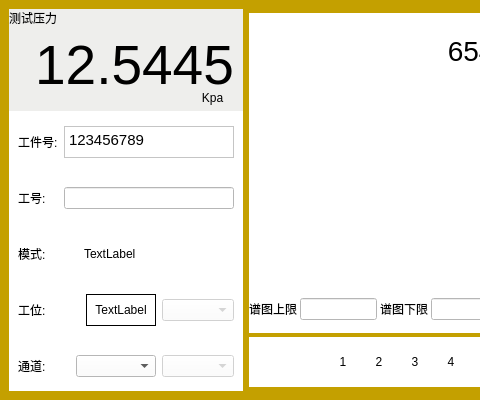
Above: formmain.ui from LEmbedder/widget-mcu before the change; both pictures show x 0 to 480 and y 0 to 400 of the 800 by 400 pixel window. Below: the same form after it.
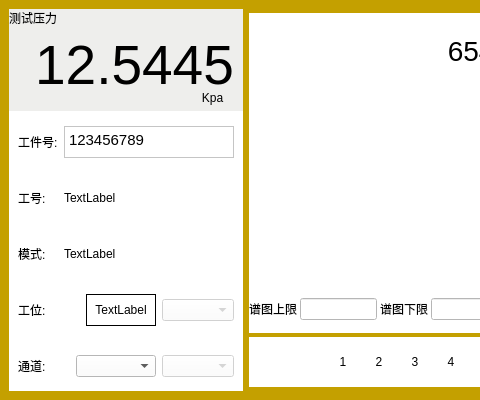
That is the form after the change.

Diff of the .ui file:
```diff
--- a/formmain.ui
+++ b/formmain.ui
@@ -237,13 +237,16 @@
                 </spacer>
                </item>
                <item>
-                <widget class="QLineEdit" name="lineEdit_worker_number">
+                <widget class="QLabel" name="label_worker_number">
                  <property name="minimumSize">
                   <size>
                    <width>170</width>
                    <height>0</height>
                   </size>
                  </property>
+                 <property name="text">
+                  <string>TextLabel</string>
+                 </property>
                 </widget>
                </item>
               </layout>
@@ -285,7 +288,7 @@
                 <widget class="QLabel" name="label_select_display">
                  <property name="minimumSize">
                   <size>
-                   <width>150</width>
+                   <width>170</width>
                    <height>0</height>
                   </size>
                  </property>
```
